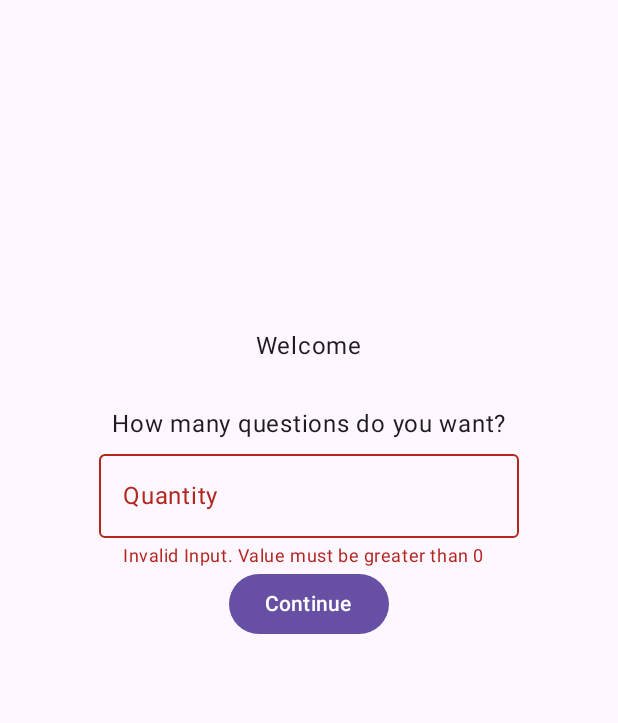
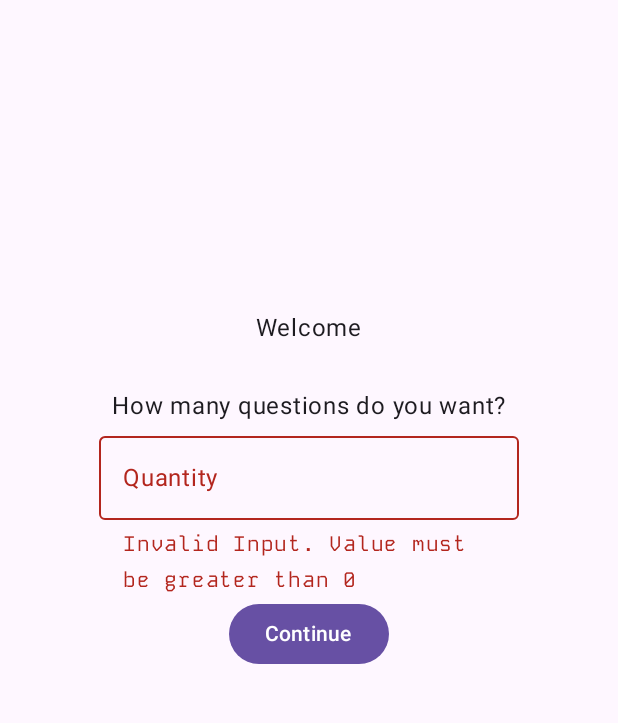
Before and after one commit to HitsuAS/Sequences, an Android app built with Jetpack Compose: the screen it shows after launch (MainActivity), after a tap on "Continue", on a phone screen of 412 x 824 dp, the part 78-801 px from its top. Run offline under Robolectric (Android 15) with nearby library versions, the phone set to English and light mode, and no system bars.

Commit message:
Added KodeMono typography

```diff
--- a/app/src/main/java/com/example/sequences/ui/theme/Theme.kt
+++ b/app/src/main/java/com/example/sequences/ui/theme/Theme.kt
@@ -85,6 +85,7 @@ fun SequencesTheme(
 
   MaterialTheme(
     colorScheme = colors,
+    typography = Typography,
     content = content
   )
 }
--- a/app/src/main/java/com/example/sequences/ui/theme/Type.kt
+++ b/app/src/main/java/com/example/sequences/ui/theme/Type.kt
@@ -2,9 +2,18 @@ package com.example.sequences.ui.theme
 
 import androidx.compose.material3.Typography
 import androidx.compose.ui.text.TextStyle
+import androidx.compose.ui.text.font.Font
 import androidx.compose.ui.text.font.FontFamily
 import androidx.compose.ui.text.font.FontWeight
 import androidx.compose.ui.unit.sp
+import com.example.sequences.R
+
+val KodeMono = FontFamily(
+    Font(R.font.kode_mono_regular),
+    Font(R.font.kode_mono_bold, FontWeight.Bold),
+    Font(R.font.kode_mono_medium, FontWeight.Medium),
+    Font(R.font.kode_mono_semibold, FontWeight.SemiBold)
+)
 
 // Set of Material typography styles to start with
 val Typography = Typography(
@@ -14,6 +23,11 @@ val Typography = Typography(
         fontSize = 16.sp,
         lineHeight = 24.sp,
         letterSpacing = 0.5.sp
+    ),
+    bodySmall = TextStyle(
+        fontFamily = KodeMono,
+        fontWeight = FontWeight.Normal,
+        fontSize = 14.sp
     )
     /* Other default text styles to override
     titleLarge = TextStyle(
```
Also changed, not shown: app/src/main/res/font/kode_mono_bold.ttf (added), app/src/main/res/font/kode_mono_medium.ttf (added), app/src/main/res/font/kode_mono_regular.ttf (added), app/src/main/res/font/kode_mono_semibold.ttf (added).
